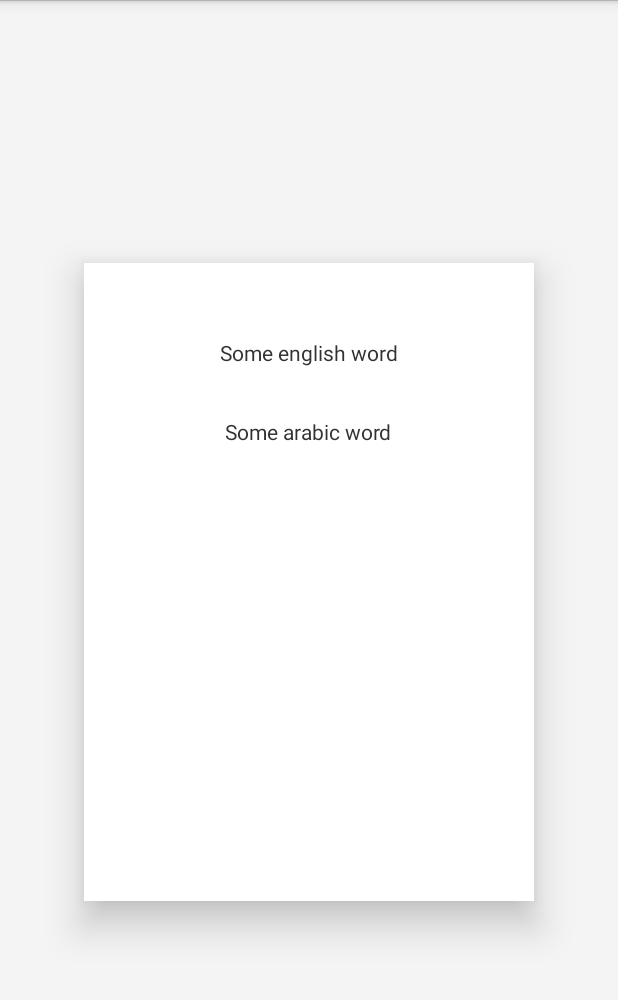
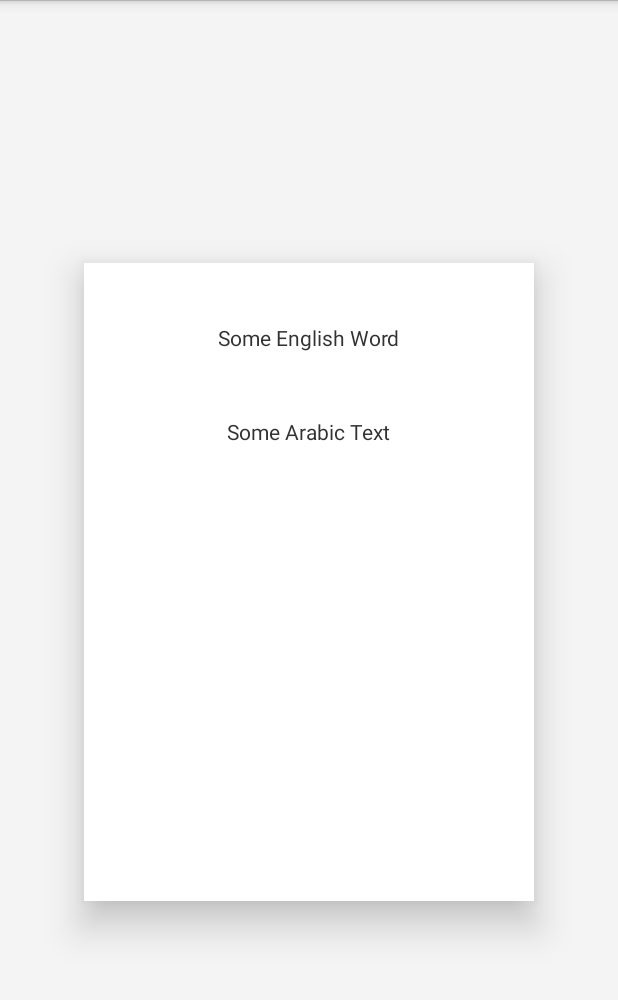
Before and after one commit to JonathonVega/MoroccanSurvivalGuide_Android, an Android app: the layout activity_phrase_details.xml on its own in the app's theme, with its tools: preview values and no code run, on a phone screen of 412 x 824 dp, the part 72-1072 px from its top. Run offline under Robolectric (Android 15) with nearby library versions, the phone set to English and light mode, and no system bars.

Commit message:
Created pages with ViewPager

```diff
--- a/app/src/main/AndroidManifest.xml
+++ b/app/src/main/AndroidManifest.xml
@@ -22,6 +22,9 @@
         <activity
             android:name=".ui.TranslationPage"
             android:label="@string/title_activity_translation_page"></activity>
+        <activity
+            android:name=".ui.TranslationPagerActivity"
+            android:label="TranslationPager"></activity>
     </application>
 
 </manifest>
--- a/app/src/main/res/layout/activity_phrase_details.xml
+++ b/app/src/main/res/layout/activity_phrase_details.xml
@@ -1,43 +1,39 @@
+<?xml version="1.0" encoding="utf-8"?>
 <RelativeLayout xmlns:android="http://schemas.android.com/apk/res/android"
     xmlns:tools="http://schemas.android.com/tools"
+    android:id="@+id/activity_translation_page"
     android:layout_width="match_parent"
     android:layout_height="match_parent"
+    android:paddingBottom="@dimen/activity_vertical_margin"
     android:paddingLeft="@dimen/activity_horizontal_margin"
     android:paddingRight="@dimen/activity_horizontal_margin"
     android:paddingTop="@dimen/activity_vertical_margin"
-                android:paddingBottom="@dimen/activity_vertical_margin"
-                android:background="#f4f4f4"
-                tools:context="jonathonvega.com.moroccansurvivalguide.adapters.PhraseDetailsActivity">
+    tools:context="jonathonvega.com.moroccansurvivalguide.ui.TranslationPage"
+    android:background="#f4f4f4">
 
     <FrameLayout
         android:layout_width="300dp"
+        android:layout_centerVertical="true"
+        android:layout_centerHorizontal="true"
         android:layout_height="425dp"
-        android:background="#ffffff"
-        android:layout_centerInParent="true"
-        android:elevation="15dp">
+        android:elevation="15dp"
+        android:background="#fff">
 
         <TextView
+            android:id="@+id/englishTranslation"
+            android:text="Some English Word"
             android:layout_width="wrap_content"
             android:layout_height="wrap_content"
-            android:text="Some english word"
-            android:id="@+id/detailsEnglishText"
-            android:layout_gravity="center_horizontal|top"
-            android:paddingTop="50sp"
-            android:gravity="center_vertical"/>
+            android:layout_gravity="top|center_horizontal"
+            android:layout_marginTop="40dp" />
 
         <TextView
+            android:text="Some Arabic Text"
             android:layout_width="wrap_content"
             android:layout_height="wrap_content"
-            android:text="Some arabic word"
-            android:id="@+id/detailsArabicText"
+            android:id="@+id/arabicTranslation"
+            android:layout_below="@id/englishTranslation"
             android:layout_gravity="center"
-            android:paddingBottom="200sp"/>
-
-        <ImageView
-            android:layout_width="wrap_content"
-            android:layout_height="wrap_content"
-            android:id="@+id/imageView"
-            android:layout_gravity="center_horizontal|bottom"/>
+            android:layout_marginBottom="100dp" />
     </FrameLayout>
-
 </RelativeLayout>
```
Also changed, not shown: app/src/main/java/jonathonvega/com/moroccansurvivalguide/ui/TranslationPage.java (+22 -6 lines), app/src/main/java/jonathonvega/com/moroccansurvivalguide/ui/TranslationPagerActivity.java (+44 -9 lines), app/src/main/res/layout/activity_translation_page.xml (+9 -35 lines), 1 other file. Lines whose indentation alone changed are shown as unchanged.
